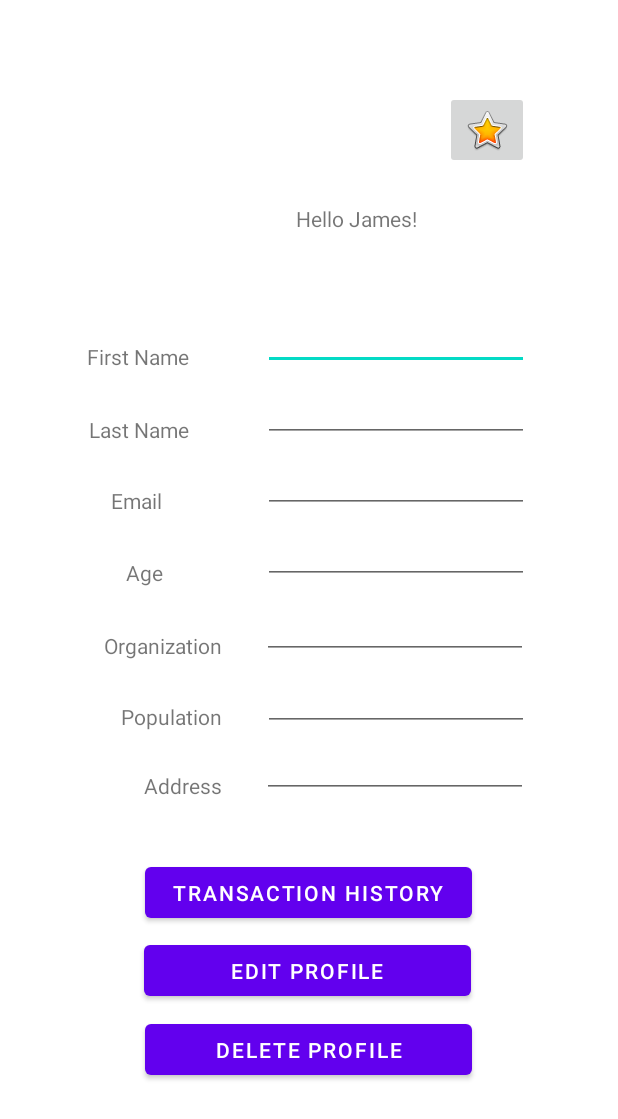
After one commit to mangeltk/CaSpaceApplication, an Android app: the Profile screen opened directly, with no data from a screen before it, on a phone screen of 412 x 824 dp. The commit adds this screen. Shown: the top 1119 px of the screen. Run offline under Robolectric (Android 15) with nearby library versions, the phone set to English and light mode, and no system bars; Roboto replaces fonts that are not available here.

Commit message:
i made profile

```diff
--- a/app/src/main/AndroidManifest.xml
+++ b/app/src/main/AndroidManifest.xml
@@ -12,6 +12,9 @@
         android:supportsRtl="true"
         android:theme="@style/Theme.CaSpaceApplication"
         tools:targetApi="32">
+        <activity
+            android:name=".Profile"
+            android:exported="false" />
         <activity
             android:name=".RegisterCustomerTrial"
             android:exported="false">
--- a/app/src/main/java/com/example/caspaceapplication/HomePage.java
+++ b/app/src/main/java/com/example/caspaceapplication/HomePage.java
@@ -2,13 +2,32 @@ package com.example.caspaceapplication;
 
 import androidx.appcompat.app.AppCompatActivity;
 
+import android.content.Intent;
 import android.os.Bundle;
+import android.view.View;
+import android.widget.Button;
 
 public class HomePage extends AppCompatActivity {
-
+private Button button;
     @Override
     protected void onCreate(Bundle savedInstanceState) {
         super.onCreate(savedInstanceState);
         setContentView(R.layout.activity_home_page);
+
+        button = (Button) findViewById(R.id.viewProfileButton);
+        button.setOnClickListener(new View.OnClickListener() {
+            @Override
+            public void onClick(View v) {
+                openProfile();
+            }
+        });
     }
+
+    public void openProfile(){
+
+        Intent intent = new Intent(this,Profile.class);
+        startActivity(intent);
+    }
+
+
 }
--- /dev/null
+++ b/app/src/main/java/com/example/caspaceapplication/Profile.java
@@ -0,0 +1,26 @@
+package com.example.caspaceapplication;
+
+import androidx.appcompat.app.AppCompatActivity;
+
+import android.os.Bundle;
+import android.view.Gravity;
+import android.view.LayoutInflater;
+import android.view.View;
+import android.widget.PopupWindow;
+
+public class Profile extends AppCompatActivity {
+
+    @Override
+    protected void onCreate(Bundle savedInstanceState) {
+        super.onCreate(savedInstanceState);
+        setContentView(R.layout.activity_profile);
+    }
+
+    public void transactionButton(View view){
+        LayoutInflater layoutInflater =(LayoutInflater) getSystemService(LAYOUT_INFLATER_SERVICE);
+        View viewPopupwindow = layoutInflater.inflate(R.layout.activity_transactionhistory, null);
+        PopupWindow popupWindow = new PopupWindow(viewPopupwindow, 900, 500, true);
+        popupWindow.showAtLocation(view, Gravity.CENTER, 0, 0);
+    }
+
+}
--- a/app/src/main/res/layout/activity_home_page.xml
+++ b/app/src/main/res/layout/activity_home_page.xml
@@ -17,4 +17,15 @@
         app:layout_constraintEnd_toEndOf="parent"
         app:layout_constraintStart_toStartOf="parent"
         app:layout_constraintTop_toTopOf="parent" />
+
+    <Button
+        android:id="@+id/viewProfileButton"
+        android:layout_width="wrap_content"
+        android:layout_height="wrap_content"
+        android:text="VIEW PROFILE"
+        app:layout_constraintBottom_toBottomOf="parent"
+        app:layout_constraintEnd_toEndOf="parent"
+        app:layout_constraintStart_toStartOf="parent"
+        app:layout_constraintTop_toTopOf="parent"
+        app:layout_constraintVertical_bias="0.357" />
 </androidx.constraintlayout.widget.ConstraintLayout>
--- /dev/null
+++ b/app/src/main/res/layout/activity_profile.xml
@@ -0,0 +1,256 @@
+<?xml version="1.0" encoding="utf-8"?>
+<androidx.constraintlayout.widget.ConstraintLayout xmlns:android="http://schemas.android.com/apk/res/android"
+    xmlns:app="http://schemas.android.com/apk/res-auto"
+    xmlns:tools="http://schemas.android.com/tools"
+    android:layout_width="match_parent"
+    android:layout_height="match_parent"
+    tools:context=".Profile">
+
+    <TextView
+        android:id="@+id/addressTextView"
+        android:layout_width="wrap_content"
+        android:layout_height="wrap_content"
+        android:text="Address"
+        app:layout_constraintBottom_toBottomOf="parent"
+        app:layout_constraintEnd_toEndOf="parent"
+        app:layout_constraintHorizontal_bias="0.267"
+        app:layout_constraintStart_toStartOf="parent"
+        app:layout_constraintTop_toTopOf="parent"
+        app:layout_constraintVertical_bias="0.639" />
+
+    <TextView
+        android:id="@+id/popTextView"
+        android:layout_width="wrap_content"
+        android:layout_height="wrap_content"
+        android:text="Population"
+        app:layout_constraintBottom_toBottomOf="parent"
+        app:layout_constraintEnd_toEndOf="parent"
+        app:layout_constraintHorizontal_bias="0.235"
+        app:layout_constraintStart_toStartOf="parent"
+        app:layout_constraintTop_toTopOf="parent"
+        app:layout_constraintVertical_bias="0.582" />
+
+    <TextView
+        android:id="@+id/orgTextView"
+        android:layout_width="wrap_content"
+        android:layout_height="wrap_content"
+        android:text="Organization"
+        app:layout_constraintBottom_toBottomOf="parent"
+        app:layout_constraintEnd_toEndOf="parent"
+        app:layout_constraintHorizontal_bias="0.207"
+        app:layout_constraintStart_toStartOf="parent"
+        app:layout_constraintTop_toTopOf="parent"
+        app:layout_constraintVertical_bias="0.523" />
+
+    <TextView
+        android:id="@+id/ageTextView"
+        android:layout_width="wrap_content"
+        android:layout_height="wrap_content"
+        android:text="Age"
+        app:layout_constraintBottom_toBottomOf="parent"
+        app:layout_constraintEnd_toEndOf="parent"
+        app:layout_constraintHorizontal_bias="0.217"
+        app:layout_constraintStart_toStartOf="parent"
+        app:layout_constraintTop_toTopOf="parent"
+        app:layout_constraintVertical_bias="0.462" />
+
+    <TextView
+        android:id="@+id/emailTextView"
+        android:layout_width="wrap_content"
+        android:layout_height="wrap_content"
+        android:text="Email"
+        app:layout_constraintBottom_toBottomOf="parent"
+        app:layout_constraintEnd_toEndOf="parent"
+        app:layout_constraintHorizontal_bias="0.196"
+        app:layout_constraintStart_toStartOf="parent"
+        app:layout_constraintTop_toTopOf="parent"
+        app:layout_constraintVertical_bias="0.403" />
+
+    <TextView
+        android:id="@+id/lastNameTextView"
+        android:layout_width="wrap_content"
+        android:layout_height="wrap_content"
+        android:text="Last Name"
+        app:layout_constraintBottom_toBottomOf="parent"
+        app:layout_constraintEnd_toEndOf="parent"
+        app:layout_constraintHorizontal_bias="0.172"
+        app:layout_constraintStart_toStartOf="parent"
+        app:layout_constraintTop_toTopOf="parent"
+        app:layout_constraintVertical_bias="0.344" />
+
+    <ImageButton
+        android:id="@+id/imageButton2"
+        android:layout_width="wrap_content"
+        android:layout_height="wrap_content"
+        app:layout_constraintBottom_toBottomOf="parent"
+        app:layout_constraintEnd_toEndOf="parent"
+        app:layout_constraintHorizontal_bias="0.833"
+        app:layout_constraintStart_toStartOf="parent"
+        app:layout_constraintTop_toTopOf="parent"
+        app:layout_constraintVertical_bias="0.079"
+        app:srcCompat="@android:drawable/btn_star_big_on" />
+
+    <TextView
+        android:id="@+id/textView3"
+        android:layout_width="wrap_content"
+        android:layout_height="wrap_content"
+        android:text="Hello James!"
+        app:layout_constraintBottom_toBottomOf="parent"
+        app:layout_constraintEnd_toEndOf="parent"
+        app:layout_constraintHorizontal_bias="0.595"
+        app:layout_constraintStart_toStartOf="parent"
+        app:layout_constraintTop_toTopOf="parent"
+        app:layout_constraintVertical_bias="0.169" />
+
+    <EditText
+        android:id="@+id/firstName"
+        android:layout_width="177dp"
+        android:layout_height="31dp"
+        android:ems="10"
+        android:inputType="textPersonName"
+        app:layout_constraintBottom_toBottomOf="parent"
+        app:layout_constraintEnd_toEndOf="parent"
+        app:layout_constraintHorizontal_bias="0.746"
+        app:layout_constraintStart_toStartOf="parent"
+        app:layout_constraintTop_toTopOf="parent"
+        app:layout_constraintVertical_bias="0.272" />
+
+    <EditText
+        android:id="@+id/lastName"
+        android:layout_width="177dp"
+        android:layout_height="31dp"
+        android:ems="10"
+        android:inputType="textPersonName"
+        app:layout_constraintBottom_toBottomOf="parent"
+        app:layout_constraintEnd_toEndOf="parent"
+        app:layout_constraintHorizontal_bias="0.747"
+        app:layout_constraintStart_toStartOf="parent"
+        app:layout_constraintTop_toTopOf="parent"
+        app:layout_constraintVertical_bias="0.332" />
+
+    <EditText
+        android:id="@+id/email"
+        android:layout_width="177dp"
+        android:layout_height="31dp"
+        android:ems="10"
+        android:inputType="textPersonName"
+        app:layout_constraintBottom_toBottomOf="parent"
+        app:layout_constraintEnd_toEndOf="parent"
+        app:layout_constraintHorizontal_bias="0.747"
+        app:layout_constraintStart_toStartOf="parent"
+        app:layout_constraintTop_toTopOf="parent"
+        app:layout_constraintVertical_bias="0.392" />
+
+    <EditText
+        android:id="@+id/age"
+        android:layout_width="177dp"
+        android:layout_height="31dp"
+        android:ems="10"
+        android:inputType="textPersonName"
+        app:layout_constraintBottom_toBottomOf="parent"
+        app:layout_constraintEnd_toEndOf="parent"
+        app:layout_constraintHorizontal_bias="0.747"
+        app:layout_constraintStart_toStartOf="parent"
+        app:layout_constraintTop_toTopOf="parent"
+        app:layout_constraintVertical_bias="0.452" />
+
+    <EditText
+        android:id="@+id/organization"
+        android:layout_width="177dp"
+        android:layout_height="31dp"
+        android:ems="10"
+        android:inputType="textPersonName"
+        app:layout_constraintBottom_toBottomOf="parent"
+        app:layout_constraintEnd_toEndOf="parent"
+        app:layout_constraintHorizontal_bias="0.743"
+        app:layout_constraintStart_toStartOf="parent"
+        app:layout_constraintTop_toTopOf="parent"
+        app:layout_constraintVertical_bias="0.515" />
+
+    <EditText
+        android:id="@+id/population"
+        android:layout_width="177dp"
+        android:layout_height="31dp"
+        android:ems="10"
+        android:inputType="textPersonName"
+        app:layout_constraintBottom_toBottomOf="parent"
+        app:layout_constraintEnd_toEndOf="parent"
+        app:layout_constraintHorizontal_bias="0.747"
+        app:layout_constraintStart_toStartOf="parent"
+        app:layout_constraintTop_toTopOf="parent"
+        app:layout_constraintVertical_bias="0.575" />
+
+    <EditText
+        android:id="@+id/address"
+        android:layout_width="177dp"
+        android:layout_height="31dp"
+        android:ems="10"
+        android:inputType="textPersonName"
+        app:layout_constraintBottom_toBottomOf="parent"
+        app:layout_constraintEnd_toEndOf="parent"
+        app:layout_constraintHorizontal_bias="0.743"
+        app:layout_constraintStart_toStartOf="parent"
+        app:layout_constraintTop_toTopOf="parent"
+        app:layout_constraintVertical_bias="0.632" />
+
+    <TextView
+        android:id="@+id/firstNameTextView"
+        android:layout_width="wrap_content"
+        android:layout_height="wrap_content"
+        android:text="First Name"
+        app:layout_constraintBottom_toBottomOf="parent"
+        app:layout_constraintEnd_toEndOf="parent"
+        app:layout_constraintHorizontal_bias="0.169"
+        app:layout_constraintStart_toStartOf="parent"
+        app:layout_constraintTop_toTopOf="parent"
+        app:layout_constraintVertical_bias="0.283" />
+
+    <ImageView
+        android:id="@+id/imageView"
+        android:layout_width="wrap_content"
+        android:layout_height="wrap_content"
+        app:layout_constraintBottom_toBottomOf="parent"
+        app:layout_constraintEnd_toEndOf="parent"
+        app:layout_constraintHorizontal_bias="0.109"
+        app:layout_constraintStart_toStartOf="parent"
+        app:layout_constraintTop_toTopOf="parent"
+        app:layout_constraintVertical_bias="0.076"
+        tools:srcCompat="@tools:sample/avatars" />
+
+    <Button
+        android:id="@+id/editButton"
+        android:layout_width="218dp"
+        android:layout_height="46dp"
+        android:layout_marginStart="96dp"
+        android:text="Edit Profile"
+        app:layout_constraintBottom_toBottomOf="parent"
+        app:layout_constraintStart_toStartOf="parent"
+        app:layout_constraintTop_toTopOf="parent"
+        app:layout_constraintVertical_bias="0.802" />
+
+    <Button
+        android:id="@+id/transactionButton"
+        android:layout_width="218dp"
+        android:layout_height="46dp"
+        android:onClick="transactionButton"
+        android:text="Transaction History"
+        app:layout_constraintBottom_toBottomOf="parent"
+        app:layout_constraintEnd_toEndOf="parent"
+        app:layout_constraintHorizontal_bias="0.497"
+        app:layout_constraintStart_toStartOf="parent"
+        app:layout_constraintTop_toTopOf="parent"
+        app:layout_constraintVertical_bias="0.735" />
+
+    <Button
+        android:id="@+id/deleteButton"
+        android:layout_width="218dp"
+        android:layout_height="46dp"
+        android:text="Delete Profile"
+        app:layout_constraintBottom_toBottomOf="parent"
+        app:layout_constraintEnd_toEndOf="parent"
+        app:layout_constraintHorizontal_bias="0.497"
+        app:layout_constraintStart_toStartOf="parent"
+        app:layout_constraintTop_toTopOf="parent"
+        app:layout_constraintVertical_bias="0.87" />
+
+</androidx.constraintlayout.widget.ConstraintLayout>
```
